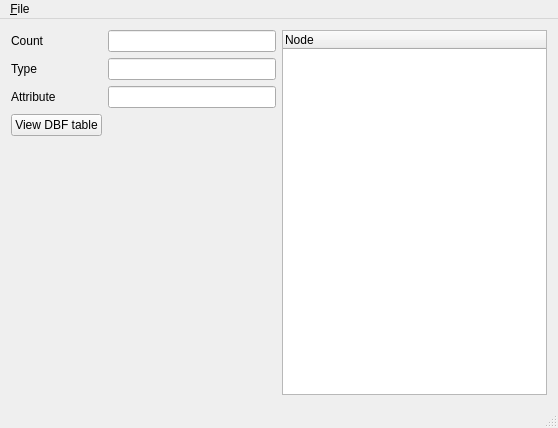
Before: the Qt Designer form SHAPES_TEST/mainwindow.ui in gaowudao/CRITERIA3D, drawn with Qt 5.
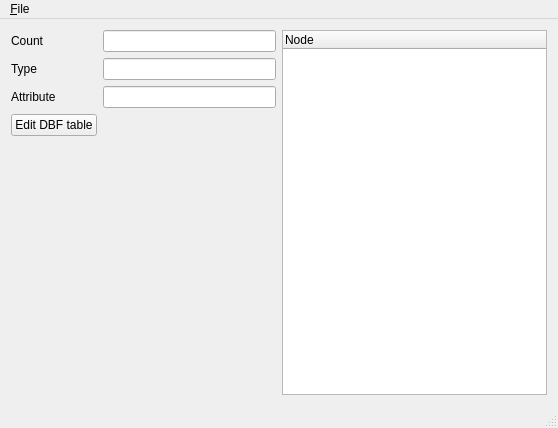
After: the same form once the commit is applied.

Commit message: removeRowClicked delete also empty row selected

Patch:
```diff
--- a/SHAPES_TEST/mainwindow.ui
+++ b/SHAPES_TEST/mainwindow.ui
@@ -69,7 +69,7 @@
         <item row="3" column="0">
          <widget class="QPushButton" name="dbfButton">
           <property name="text">
-           <string>View DBF table</string>
+           <string>Edit DBF table</string>
           </property>
          </widget>
         </item>
```
The commit also changes 1 other file.
